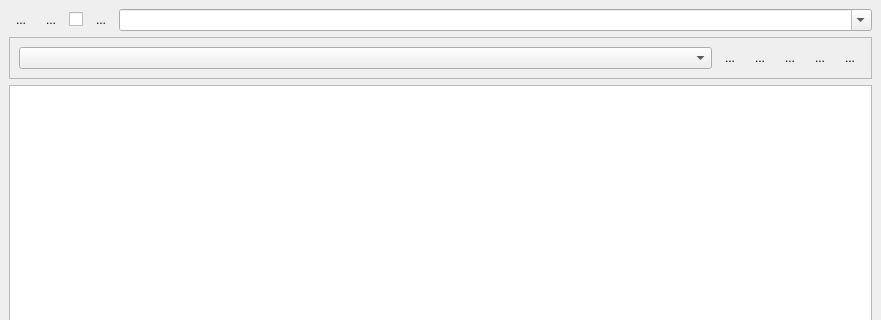
Above: ui/AWG.ui from MonroeQuantumNetworks/IonControl before the change; both pictures show x 0 to 881 and y 0 to 320 of the 881 by 775 pixel window. Below: the same form after it.
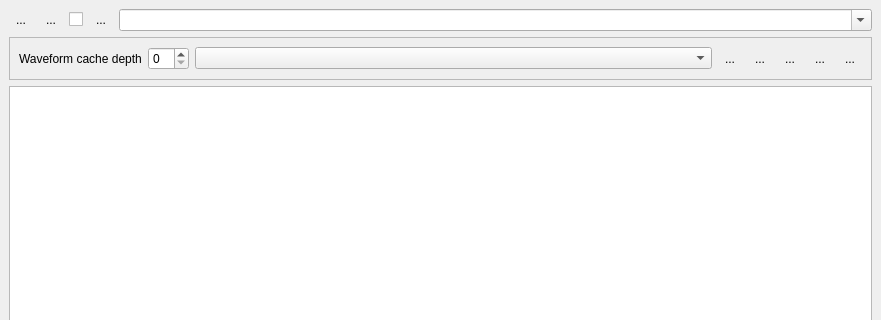
That is the form after the change. Icons and pictures are not drawn. Custom widgets are drawn as their Qt base class.

Commit message: Add waveformCacheDepth settings element

What changed in the file:
```diff
--- a/ui/AWG.ui
+++ b/ui/AWG.ui
@@ -127,6 +127,20 @@
        <enum>QFrame::Raised</enum>
       </property>
       <layout class="QHBoxLayout" name="horizontalLayout">
+       <item>
+        <widget class="QLabel" name="label">
+         <property name="text">
+          <string>Waveform cache depth</string>
+         </property>
+        </widget>
+       </item>
+       <item>
+        <widget class="QSpinBox" name="cacheDepthSpinBox">
+         <property name="toolTip">
+          <string>number of waveforms to cache. Increasing this number can make evaluation faster, at the expense of memory usage.</string>
+         </property>
+        </widget>
+       </item>
        <item>
         <widget class="QComboBox" name="filenameComboBox">
          <property name="sizePolicy">
```
The commit also changes 1 other file.
